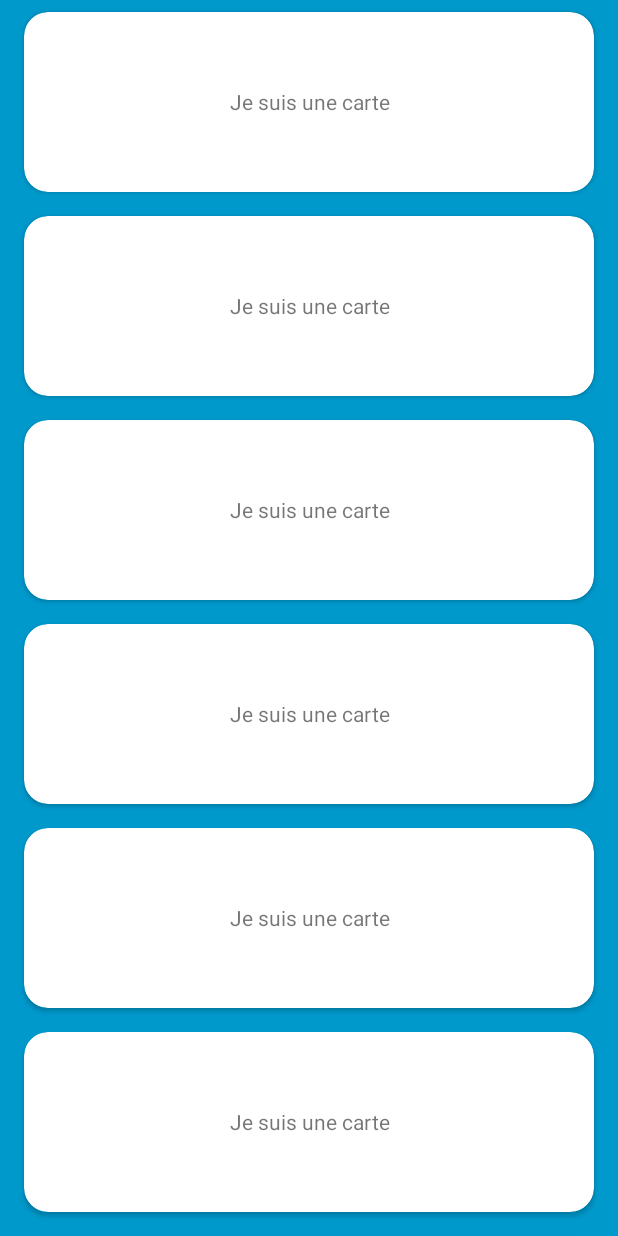
After one commit to RemiDormoy/MotionLayoutTest, an Android app: the CardsScrollActivity screen opened directly, with no data from a screen before it, on a phone screen of 412 x 824 dp. The commit adds this screen. Run offline under Robolectric (Android 15) with nearby library versions, the phone set to English and light mode, and no system bars.

Commit message:
added card scrolling

```diff
--- a/app/build.gradle
+++ b/app/build.gradle
@@ -31,4 +31,5 @@ dependencies {
     implementation 'androidx.constraintlayout:constraintlayout:2.0.0-alpha3'
     testImplementation 'junit:junit:4.12'
     implementation 'com.google.android.material:material:1.0.0'
+    implementation 'androidx.recyclerview:recyclerview:1.0.0'
 }
--- a/app/src/main/AndroidManifest.xml
+++ b/app/src/main/AndroidManifest.xml
@@ -24,6 +24,7 @@
         <activity android:name=".SeekActivity"/>
         <activity android:name=".BlobScreenActivity"/>
         <activity android:name=".GarbageActivity"/>
+        <activity android:name=".CardsScrollActivity" android:theme="@style/Theme.Design.Light.NoActionBar"/>
     </application>
 
 </manifest>
--- a/app/src/main/java/com/rdo/octo/motionlayouttest/ButtonActivity.kt
+++ b/app/src/main/java/com/rdo/octo/motionlayouttest/ButtonActivity.kt
@@ -48,7 +48,6 @@ class ButtonActivity : AppCompatActivity() {
         }
         val primaryColor = ContextCompat.getColor(this, R.color.colorPrimary)
         val color2 = ContextCompat.getColor(this, R.color.color2)
-        val colorMiddle = ContextCompat.getColor(this, R.color.colorMiddle)
         paint.color = primaryColor
         paintLavaBottom.color = color2
         paintLavaTop.color = ContextCompat.getColor(this, R.color.colorPrimary)
--- /dev/null
+++ b/app/src/main/java/com/rdo/octo/motionlayouttest/CardsScrollActivity.kt
@@ -0,0 +1,210 @@
+package com.rdo.octo.motionlayouttest
+
+import android.animation.Animator
+import android.animation.ValueAnimator
+import android.content.Context
+import android.os.Bundle
+import android.util.AttributeSet
+import android.util.Log
+import android.view.*
+import android.view.animation.BounceInterpolator
+import android.view.animation.DecelerateInterpolator
+import android.widget.FrameLayout
+import androidx.appcompat.app.AppCompatActivity
+import androidx.core.view.GestureDetectorCompat
+import androidx.core.view.NestedScrollingChildHelper
+import androidx.recyclerview.widget.LinearLayoutManager
+import androidx.recyclerview.widget.RecyclerView
+import androidx.swiperefreshlayout.widget.SwipeRefreshLayout
+import kotlinx.android.synthetic.main.activity_cards.*
+
+class CardsScrollActivity : AppCompatActivity() {
+
+    val cardsAdapter = CardsAdapter()
+    private var translation = 0f
+    private var maxTranslation: Float = 0f
+    private var loadingTranslation: Float = 0f
+    private var randomYolo = 0
+    private var isInAnim = false
+
+    override fun onCreate(savedInstanceState: Bundle?) {
+        super.onCreate(savedInstanceState)
+        setContentView(R.layout.activity_cards)
+        cardsRecyclerView.layoutManager = LinearLayoutManager(this)
+        cardsRecyclerView.adapter = cardsAdapter
+        cardsAdapter.notifyDataSetChanged()
+        yoloViewGroup.post {
+            maxTranslation = yoloViewGroup.height / 4f
+            loadingTranslation = yoloViewGroup.height / 5f
+            listOf(progressBar, textView28).forEach { it.translationY = -loadingTranslation }
+        }
+        yoloViewGroup.callback = {
+            processTranslation(it)
+            randomYolo++
+            val yoloyolo = randomYolo
+            yoloViewGroup.postDelayed({
+                if (randomYolo == yoloyolo) {
+                    animateToBottom()
+                }
+            }, 100)
+        }
+    }
+
+    private fun processTranslation(it: Int) {
+        translation = minOf(cardsRecyclerView.translationY - it, maxTranslation)
+        textViewToto.text = it.toString()
+        val yolo = translation
+        zob(yolo)
+    }
+
+    private fun zob(yolo: Float) {
+        cardsRecyclerView.translationY = yolo
+        listOf(progressBar, textView28).forEach { it.translationY = yolo - loadingTranslation }
+        cardsAdapter.viewList.forEach {
+            it.pivotY = 0f
+            it.rotationX = 20f * (yolo / maxTranslation)
+            it.scaleX = 1f - (yolo / yoloViewGroup.height)
+            it.scaleY = 1f - (yolo / yoloViewGroup.height)
+        }
+    }
+
+    private fun animateToBottom() {
+        if (isInAnim) {
+            return
+        }
+        isInAnim = true
+        if (translation > loadingTranslation) {
+            val animator = ValueAnimator.ofFloat(translation, loadingTranslation)
+            animator.duration = 500
+            animator.addUpdateListener {
+                zob(it.animatedValue as Float)
+            }
+            animator.addListener(object : Animator.AnimatorListener {
+                override fun onAnimationRepeat(animation: Animator?) {
+
+                }
+
+                override fun onAnimationEnd(animation: Animator?) {
+                    yoloViewGroup.postDelayed({
+                        backToNormal()
+                    }, 2000)
+                }
+
+                override fun onAnimationCancel(animation: Animator?) {
+
+                }
+
+                override fun onAnimationStart(animation: Animator?) {
+
+                }
+            })
+            animator.interpolator = DecelerateInterpolator()
+            animator.start()
+        } else {
+            backToNormal()
+        }
+    }
+
+    private fun backToNormal() {
+        val animator2 = ValueAnimator.ofFloat(translation, 0f)
+        animator2.duration = 500
+        animator2.addUpdateListener {
+            zob(it.animatedValue as Float)
+        }
+        animator2.interpolator = BounceInterpolator()
+        animator2.addListener(object : Animator.AnimatorListener {
+            override fun onAnimationRepeat(animation: Animator?) {
+
+            }
+
+            override fun onAnimationEnd(animation: Animator?) {
+                isInAnim = false
+            }
+
+            override fun onAnimationCancel(animation: Animator?) {
+
+            }
+
+            override fun onAnimationStart(animation: Animator?) {
+
+            }
+        })
+        animator2.start()
+    }
+}
+
+class YoloViewGroup @JvmOverloads constructor(
+    context: Context,
+    attr: AttributeSet? = null,
+    style: Int = 0,
+    yolo: Int = 0
+) : FrameLayout(context, attr, style, yolo) {
+
+    private var scroll: Int = 0
+    var callback: (Int) -> Unit = { /*Do nothing*/ }
+    private val childHelper = NestedScrollingChildHelper(this)
+
+    override fun onNestedScroll(target: View?, dxConsumed: Int, dyConsumed: Int, dxUnconsumed: Int, dyUnconsumed: Int) {
+        super.onNestedScroll(target, dxConsumed, dyConsumed, dxUnconsumed, dyUnconsumed)
+        scroll = dyUnconsumed
+        callback(scroll)
+    }
+
+    override fun onNestedScrollAccepted(child: View?, target: View?, axes: Int) {
+        childHelper.startNestedScroll(axes)
+    }
+
+    override fun onNestedPreScroll(target: View?, dx: Int, dy: Int, consumed: IntArray?) {
+        super.onNestedPreScroll(target, dx, dy, consumed)
+    }
+
+    override fun onStartNestedScroll(child: View?, target: View?, nestedScrollAxes: Int): Boolean {
+        return true
+    }
+}
+
+class YoloRecyclerView @JvmOverloads constructor(context: Context, attr: AttributeSet? = null, style: Int = 0) :
+    RecyclerView(context, attr, style) {
+
+    override fun onNestedScroll(target: View?, dxConsumed: Int, dyConsumed: Int, dxUnconsumed: Int, dyUnconsumed: Int) {
+        Log.d("onNestedScroll", "xUnconsumed : $dxUnconsumed || yUnconsumed : $dyUnconsumed")
+        super.onNestedScroll(target, dxConsumed, dyConsumed, dxUnconsumed, dyUnconsumed)
+    }
+
+    override fun onOverScrolled(scrollX: Int, scrollY: Int, clampedX: Boolean, clampedY: Boolean) {
+        Log.d("onNestedScroll", "xUnconsumed : $scrollY || yUnconsumed : $clampedY")
+        super.onOverScrolled(scrollX, scrollY, clampedX, clampedY)
+    }
+
+    override fun onScrollChanged(l: Int, t: Int, oldl: Int, oldt: Int) {
+        Log.d("onNestedScroll", "l : $l || t : $t || oldl : $oldl || oldt : $oldt")
+        super.onScrollChanged(l, t, oldl, oldt)
+    }
+
+}
+
+class CardsAdapter : RecyclerView.Adapter<RecyclerView.ViewHolder>() {
+
+    private val list = listOf(1, 2, 3, 4, 5, 6, 7, 8, 9, 10, 11)
+    val viewList = mutableListOf<View>()
+
+    override fun onCreateViewHolder(parent: ViewGroup, viewType: Int): RecyclerView.ViewHolder {
+        val view = LayoutInflater.from(parent.context).inflate(
+            R.layout.cell_card_scroll,
+            parent,
+            false
+        )
+        viewList.add(view)
+        return object : RecyclerView.ViewHolder(
+            view
+        ) {}
+    }
+
+    override fun getItemCount(): Int {
+        return list.size
+    }
+
+    override fun onBindViewHolder(holder: RecyclerView.ViewHolder, position: Int) {
+        // Do nothing
+    }
+}
--- a/app/src/main/java/com/rdo/octo/motionlayouttest/TimeActivity.kt
+++ b/app/src/main/java/com/rdo/octo/motionlayouttest/TimeActivity.kt
@@ -8,8 +8,6 @@ import android.transition.TransitionManager
 import android.view.MotionEvent
 import kotlinx.android.synthetic.main.state_1.*
 import android.view.ScaleGestureDetector
-import android.widget.Toast
-
 
 class TimeActivity : AppCompatActivity() {
 
--- a/app/src/main/res/layout/activity_blob.xml
+++ b/app/src/main/res/layout/activity_blob.xml
@@ -16,6 +16,7 @@
             android:progressTint="@android:color/transparent"
             android:thumb="@drawable/ic_play_circle_outline_black_24dp"
             android:max="1000"
+            android:alpha="0"
             tools:progress="500"
             android:layout_margin="8dp"
             app:layout_constraintBottom_toBottomOf="parent" android:layout_marginBottom="8dp"
@@ -25,6 +26,7 @@
     <androidx.constraintlayout.widget.ConstraintLayout
             android:id="@+id/whiteBackgroundContainer"
             android:layout_width="match_parent"
+            android:visibility="invisible"
             app:layout_constraintTop_toTopOf="parent"
             app:layout_constraintStart_toStartOf="parent"
             android:layout_height="match_parent">
@@ -64,6 +66,7 @@
             android:id="@+id/pinkBackgroundContainer"
             android:layout_width="match_parent"
             android:layout_height="match_parent"
+            android:visibility="invisible"
             app:layout_constraintTop_toTopOf="parent">
 
 
--- /dev/null
+++ b/app/src/main/res/layout/activity_cards.xml
@@ -0,0 +1,50 @@
+<?xml version="1.0" encoding="utf-8"?>
+<androidx.constraintlayout.widget.ConstraintLayout
+        xmlns:android="http://schemas.android.com/apk/res/android"
+        xmlns:tools="http://schemas.android.com/tools"
+        xmlns:app="http://schemas.android.com/apk/res-auto"
+        android:layout_width="match_parent"
+        android:background="@android:color/holo_blue_dark"
+        android:layout_height="match_parent">
+
+    <com.rdo.octo.motionlayouttest.YoloViewGroup
+            android:id="@+id/yoloViewGroup"
+            android:layout_width="match_parent"
+            android:layout_height="match_parent">
+
+        <com.rdo.octo.motionlayouttest.YoloRecyclerView
+                android:id="@+id/cardsRecyclerView"
+                android:layout_width="match_parent"
+                android:layout_height="match_parent">
+
+        </com.rdo.octo.motionlayouttest.YoloRecyclerView>
+
+    </com.rdo.octo.motionlayouttest.YoloViewGroup>
+
+    <TextView
+            android:layout_width="0dp"
+            android:visibility="invisible"
+            android:layout_height="wrap_content" android:id="@+id/textViewToto"
+            tools:text="1234\nVIVIUV"
+            app:layout_constraintBottom_toBottomOf="parent"
+            android:padding="16dp"
+            android:background="@android:color/holo_orange_dark"
+            app:layout_constraintStart_toStartOf="parent" app:layout_constraintEnd_toEndOf="parent"/>
+    <TextView
+            android:text="Attendez ça load"
+            android:layout_width="wrap_content"
+            android:textColor="@android:color/white"
+            android:layout_height="wrap_content" android:id="@+id/textView28" app:layout_constraintEnd_toEndOf="parent"
+            android:layout_marginEnd="8dp" app:layout_constraintStart_toStartOf="parent"
+            android:layout_marginStart="8dp" app:layout_constraintTop_toTopOf="parent" android:layout_marginTop="8dp"/>
+    <ProgressBar
+            style="?android:attr/progressBarStyle"
+            android:layout_width="wrap_content"
+            android:layout_height="wrap_content"
+            android:id="@+id/progressBar" app:layout_constraintEnd_toEndOf="parent" android:layout_marginEnd="8dp"
+            app:layout_constraintStart_toStartOf="parent" android:layout_marginStart="8dp"
+            android:layout_marginTop="16dp"
+            app:layout_constraintTop_toBottomOf="@+id/textView28"/>
+
+
+</androidx.constraintlayout.widget.ConstraintLayout>
--- /dev/null
+++ b/app/src/main/res/layout/cell_card_scroll.xml
@@ -0,0 +1,19 @@
+<?xml version="1.0" encoding="utf-8"?>
+<androidx.cardview.widget.CardView xmlns:android="http://schemas.android.com/apk/res/android"
+                                   android:layout_width="match_parent"
+                                   xmlns:app="http://schemas.android.com/apk/res-auto"
+                                   android:layout_marginTop="8dp"
+                                   android:layout_marginEnd="16dp"
+                                   android:layout_marginStart="16dp"
+                                   android:layout_marginBottom="8dp"
+                                   app:cardCornerRadius="16dp"
+                                   android:layout_height="120dp">
+
+    <TextView
+            android:layout_width="match_parent"
+            android:layout_height="match_parent"
+            android:gravity="center"
+            android:text="Je suis une carte"
+    />
+
+</androidx.cardview.widget.CardView>
--- a/app/src/main/res/menu/drawer_view.xml
+++ b/app/src/main/res/menu/drawer_view.xml
@@ -30,5 +30,9 @@
                 android:id="@+id/nav_garbage"
                 android:icon="@drawable/ic_directions_run_black_24dp"
                 android:title="Garbage" />
+        <item
+                android:id="@+id/nav_cards"
+                android:icon="@drawable/ic_directions_run_black_24dp"
+                android:title="Card scroll" />
     </group>
 </menu>
--- a/app/src/main/res/values/strings.xml
+++ b/app/src/main/res/values/strings.xml
@@ -1,3 +1,3 @@
 <resources>
-    <string name="app_name">Motion Layout Test</string>
+    <string name="app_name">DoggyAnimations</string>
 </resources>
```
Also changed, not shown: app/src/main/java/com/rdo/octo/motionlayouttest/MainActivity.kt (+2 -7 lines), app/src/main/res/layout/cell_card_loading.xml (added, +7 -0 lines).
